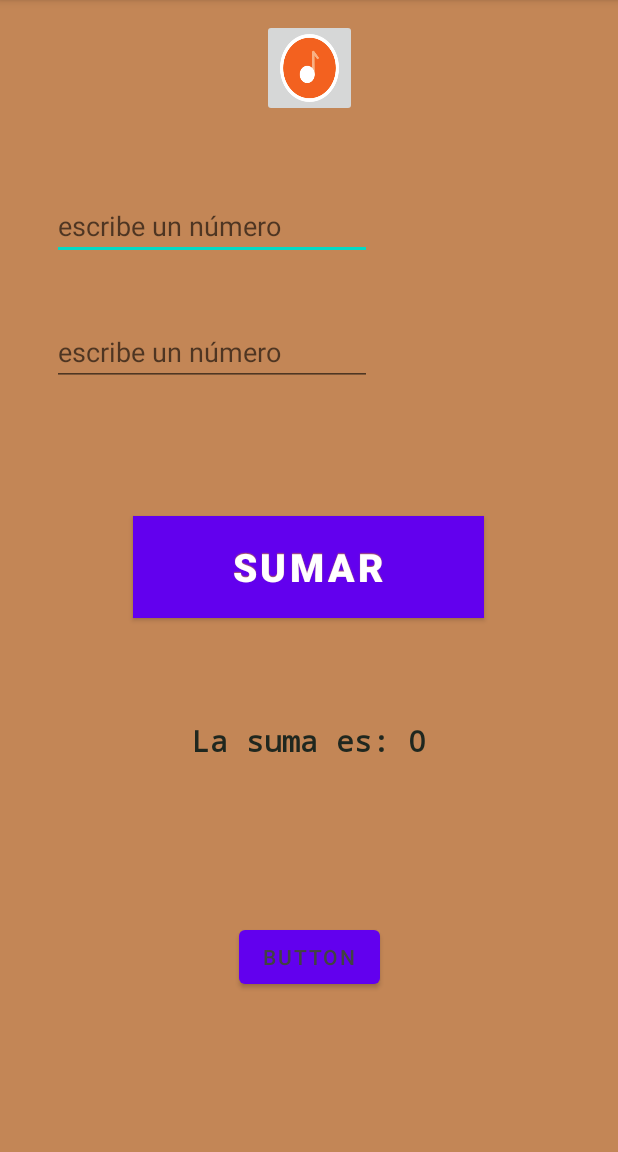
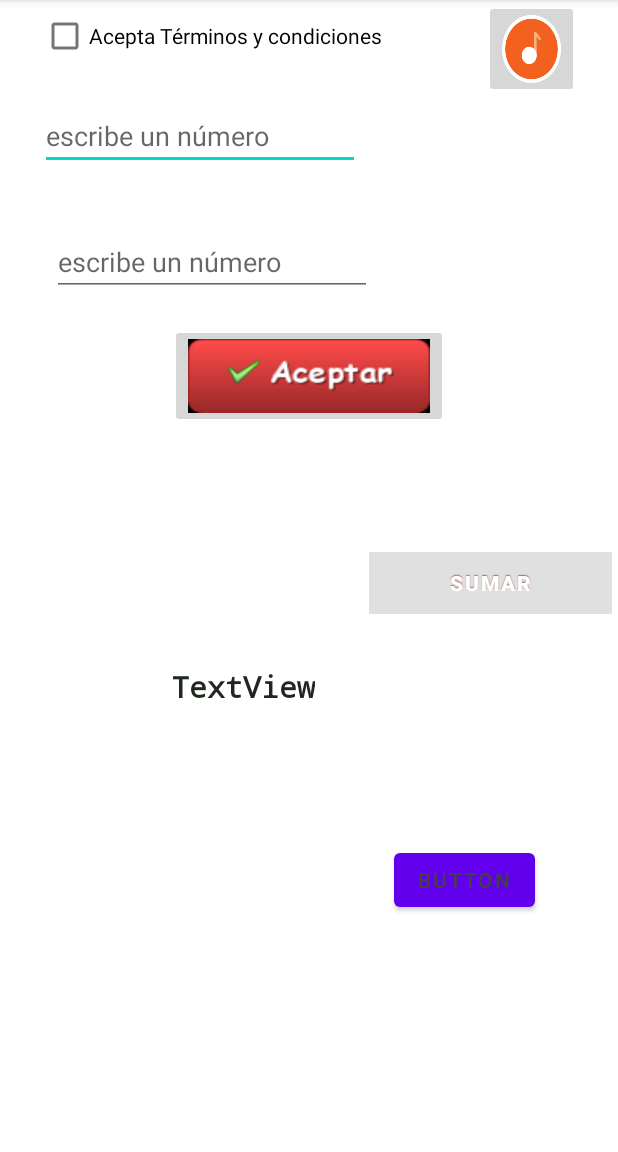
Before and after one commit to LuisAmayaUGB/Semana3ejercicio2copia, an Android app: the screen it shows after launch (MainActivity), after a tap on an icon or button, on a phone screen of 412 x 824 dp, the part 84-1236 px from its top. Run offline under Robolectric (Android 15) with nearby library versions, the phone set to English and light mode, and no system bars; 1 other tap on this screen came first.

Commit message:
agregando controles

```diff
--- a/app/src/main/java/com/example/semana3ejercicio2/MainActivity.java
+++ b/app/src/main/java/com/example/semana3ejercicio2/MainActivity.java
@@ -2,21 +2,34 @@ package com.example.semana3ejercicio2;
 
 import androidx.appcompat.app.AppCompatActivity;
 
+import android.media.MediaPlayer;
 import android.os.Bundle;
+import android.util.Log;
 import android.view.MotionEvent;
 import android.view.View;
 import android.widget.Button;
+import android.widget.CheckBox;
 import android.widget.EditText;
 import android.widget.ImageButton;
 import android.widget.TextView;
 import android.widget.Toast;
 
+import java.util.Random;
+
 public class MainActivity extends AppCompatActivity {
+
+    public  String dato="Si";
 
     public EditText valor1, valor2;
     public Button sumar;
     public TextView vista;
-    public ImageButton imgButon;
+    public ImageButton imgButon, play;
+    MediaPlayer sound;
+
+    private CheckBox AceptaTC;
+
+
+
 
     @Override
     protected void onCreate(Bundle savedInstanceState) {
@@ -28,6 +41,45 @@ public class MainActivity extends AppCompatActivity {
         sumar=(Button) findViewById(R.id.btnsumar);
         vista=(TextView) findViewById(R.id.txtVer);
 imgButon=(ImageButton) findViewById(R.id.botonImage);
+play=(ImageButton)findViewById(R.id.play);
+
+
+        AceptaTC=(CheckBox)findViewById(R.id.checkBox);
+
+
+
+
+
+
+play.setOnTouchListener(new View.OnTouchListener() {
+    @Override
+    public boolean onTouch(View v, MotionEvent event) {
+
+        if(event.getAction() == MotionEvent.ACTION_UP){
+            play.setImageResource(R.drawable.dos);
+            sound.start();
+            return true;
+        }else if(event.getAction() == MotionEvent.ACTION_DOWN){
+            play.setImageResource(R.drawable.uno);
+            return true;
+        }
+
+
+        return false;
+    }
+});
+
+
+
+
+
+
+        sound=MediaPlayer.create(getApplicationContext(), R.raw.birds1);
+
+
+
+
+
 
 
 
@@ -41,16 +93,13 @@ imgButon.setOnTouchListener(new View.OnTouchListener() {
         if(event.getAction() == MotionEvent.ACTION_UP){
             imgButon.setImageResource(R.drawable.dos);
 
-            String dato1=valor1.getText().toString();
-            int dat1=Integer.parseInt(dato1);
 
-            String dato2=valor2.getText().toString();
-            int dat2=Integer.parseInt(dato2);
-
-            int sumaTotal=dat1+dat2;
-
-            vista.setText("La suma es: "+ sumaTotal);
-
+            if (AceptaTC.isChecked()==true) {
+                sumar.setEnabled(true);
+                Log.d (dato, "se llama a la función onCreate");
+            }else{
+                sumar.setEnabled(false);
+            }
 
 
 
@@ -63,6 +112,15 @@ imgButon.setOnTouchListener(new View.OnTouchListener() {
         return false;
     }
 });
+
+
+
+
+
+
+
+
+
 
     }
 
@@ -81,12 +139,22 @@ imgButon.setOnTouchListener(new View.OnTouchListener() {
 
         vista.setText("La suma es: "+ sumaTotal);
 
-String algo="sfsdfdsfds";
-        Toast.makeText(getApplicationContext(), algo,Toast.LENGTH_LONG).show();
 
-     //   imgButon.setBackgroundResource(R.drawable.car);
+
+       int ale=getRandomNumber(40,70);
+       String algo=String.valueOf(ale);
+
+
+       Toast.makeText(getApplicationContext(), algo,Toast.LENGTH_LONG).show();
+
 
     }
 
 
+
+    public static int getRandomNumber(int min, int max) {
+        return (new Random()).nextInt((max - min) + 1) + min;
+    }
+
+
 }
--- a/app/src/main/res/layout/activity_main.xml
+++ b/app/src/main/res/layout/activity_main.xml
@@ -4,7 +4,6 @@
     xmlns:tools="http://schemas.android.com/tools"
     android:layout_width="match_parent"
     android:layout_height="match_parent"
-    style="@style/temaBoton"
     tools:context=".MainActivity">
 
 
@@ -12,12 +11,12 @@
         android:id="@+id/edtnum1"
         android:layout_width="wrap_content"
         android:layout_height="wrap_content"
-        android:layout_marginTop="128dp"
+        android:layout_marginTop="68dp"
         android:ems="10"
         android:hint="escribe un número"
         android:inputType="number"
         app:layout_constraintEnd_toEndOf="parent"
-        app:layout_constraintHorizontal_bias="0.174"
+        app:layout_constraintHorizontal_bias="0.134"
         app:layout_constraintStart_toStartOf="parent"
         app:layout_constraintTop_toTopOf="parent" />
 
@@ -36,27 +35,30 @@
 
     <Button
         android:id="@+id/btnsumar"
-        android:layout_width="234dp"
-        android:layout_height="68dp"
-        android:layout_marginTop="132dp"
+        style="@style/temaBoton"
+        android:layout_width="162dp"
+        android:layout_height="41dp"
+        android:layout_marginTop="216dp"
+        android:enabled="false"
         android:onClick="sumando"
         android:text="Sumar"
-        style="@style/temaBoton"
+        android:textSize="14sp"
         app:layout_constraintEnd_toEndOf="parent"
-        app:layout_constraintHorizontal_bias="0.497"
+        app:layout_constraintHorizontal_bias="0.983"
         app:layout_constraintStart_toStartOf="parent"
         app:layout_constraintTop_toTopOf="@+id/edtnum2" />
 
     <TextView
         android:id="@+id/txtVer"
+        style="@style/CustomFontStyle"
         android:layout_width="wrap_content"
         android:layout_height="wrap_content"
-        android:layout_marginTop="136dp"
+        android:layout_marginTop="76dp"
         android:text="TextView"
-        style="@style/CustomFontStyle"
         android:textSize="20sp"
         android:textStyle="bold"
         app:layout_constraintEnd_toEndOf="parent"
+        app:layout_constraintHorizontal_bias="0.361"
         app:layout_constraintStart_toStartOf="parent"
         app:layout_constraintTop_toTopOf="@+id/btnsumar" />
 
@@ -67,8 +69,10 @@
         android:text="Button"
         app:layout_constraintBottom_toBottomOf="parent"
         app:layout_constraintEnd_toEndOf="parent"
+        app:layout_constraintHorizontal_bias="0.826"
         app:layout_constraintStart_toStartOf="parent"
-        app:layout_constraintTop_toBottomOf="@+id/txtVer" />
+        app:layout_constraintTop_toBottomOf="@+id/txtVer"
+        app:layout_constraintVertical_bias="0.367" />
 
     <ImageButton
         android:id="@+id/botonImage"
@@ -79,9 +83,33 @@
         android:scaleType="fitXY"
         app:layout_constraintBottom_toTopOf="@+id/edtnum1"
         app:layout_constraintEnd_toEndOf="parent"
+        app:layout_constraintHorizontal_bias="0.925"
         app:layout_constraintStart_toStartOf="parent"
         app:layout_constraintTop_toTopOf="parent"
+        app:layout_constraintVertical_bias="0.0"
         app:srcCompat="@drawable/dos" />
+
+    <ImageButton
+        android:id="@+id/play"
+        android:layout_width="185dp"
+        android:layout_height="69dp"
+        android:layout_marginTop="216dp"
+        android:scaleType="fitXY"
+        app:layout_constraintEnd_toStartOf="@+id/botonImage"
+        app:layout_constraintHorizontal_bias="0.824"
+        app:layout_constraintStart_toStartOf="parent"
+        app:layout_constraintTop_toTopOf="parent"
+        app:srcCompat="@drawable/imagen4" />
+
+    <CheckBox
+        android:id="@+id/checkBox"
+        android:layout_width="wrap_content"
+        android:layout_height="wrap_content"
+        android:text="Acepta Términos y condiciones"
+        app:layout_constraintEnd_toEndOf="parent"
+        app:layout_constraintHorizontal_bias="0.147"
+        app:layout_constraintStart_toStartOf="parent"
+        tools:layout_editor_absoluteY="304dp" />
 
 
 </androidx.constraintlayout.widget.ConstraintLayout>
```
Also changed, not shown: app/src/main/res/drawable/fondo.png (added), app/src/main/res/drawable/imagen1.png (added), app/src/main/res/drawable/imagen3.png (added), app/src/main/res/drawable/imagen4.png (added), app/src/main/res/drawable/imagen5.png (added), 1 other file.
